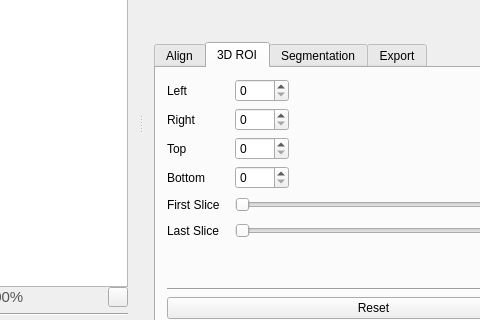
First picture: the form in mainwindow.ui, repository prsousa/TomSeg, before the edit; both pictures show x 352 to 832 and y 172 to 492 of the 967 by 576 pixel window.
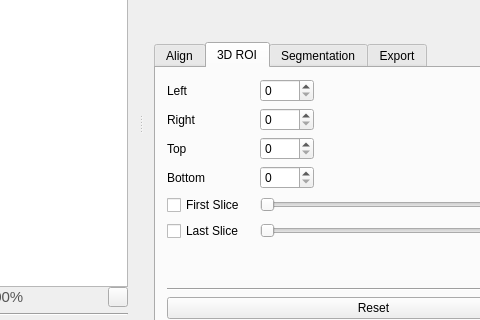
Second picture: the form after the edit. The open tabs and pages were chosen to show the change. Icons and pictures are not drawn.

Commit message: Don't let ROI's first slice selection be greater than last, and vice- versa

```diff
--- a/mainwindow.ui
+++ b/mainwindow.ui
@@ -584,13 +584,6 @@
                 </property>
                </widget>
               </item>
-              <item row="4" column="0">
-               <widget class="QLabel" name="label_15">
-                <property name="text">
-                 <string>First Slice</string>
-                </property>
-               </widget>
-              </item>
               <item row="4" column="1">
                <layout class="QHBoxLayout" name="horizontalLayout_5">
                 <item>
@@ -636,13 +629,6 @@
                 </item>
                </layout>
               </item>
-              <item row="5" column="0">
-               <widget class="QLabel" name="label_16">
-                <property name="text">
-                 <string>Last Slice</string>
-                </property>
-               </widget>
-              </item>
               <item row="5" column="1">
                <layout class="QHBoxLayout" name="horizontalLayout_6">
                 <item>
@@ -688,6 +674,20 @@
                 </item>
                </layout>
               </item>
+              <item row="4" column="0">
+               <widget class="QCheckBox" name="firstSliceROICheckBox">
+                <property name="text">
+                 <string>First Slice</string>
+                </property>
+               </widget>
+              </item>
+              <item row="5" column="0">
+               <widget class="QCheckBox" name="lastSliceROICheckBox">
+                <property name="text">
+                 <string>Last Slice</string>
+                </property>
+               </widget>
+              </item>
              </layout>
             </item>
             <item>
```
The commit also changes 2 other files.
